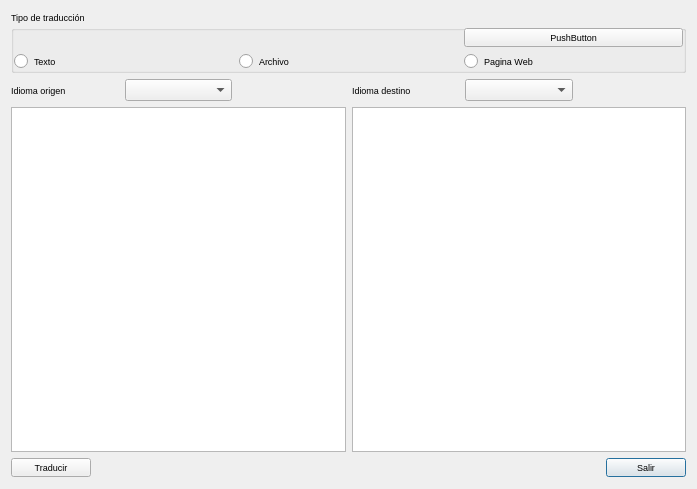
Old version of the form traductor.ui in the repository kapyderi/recoverdrake-v3.
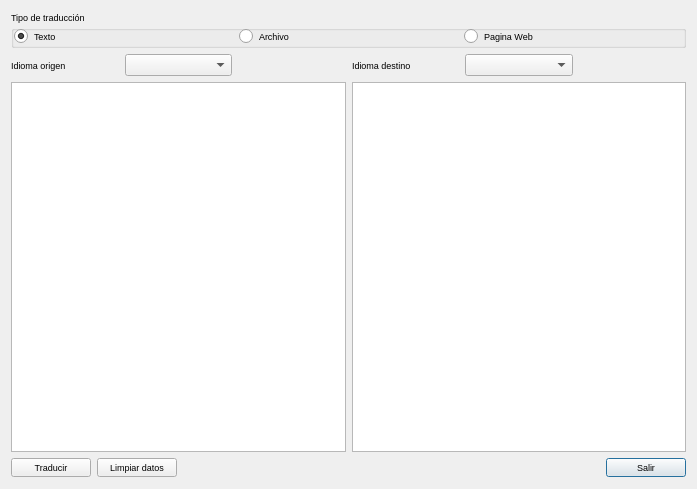
New version of the form. Icons and pictures are not drawn.

The edit to the form file:
```diff
--- a/traductor.ui
+++ b/traductor.ui
@@ -23,7 +23,7 @@
     <normaloff>:/Imagenes/traductor.png</normaloff>:/Imagenes/traductor.png</iconset>
   </property>
   <layout class="QGridLayout" name="gridLayout_2">
-   <item row="1" column="1">
+   <item row="2" column="2">
     <spacer name="horizontalSpacer">
      <property name="orientation">
       <enum>Qt::Horizontal</enum>
@@ -36,7 +36,7 @@
      </property>
     </spacer>
    </item>
-   <item row="1" column="3">
+   <item row="2" column="4">
     <widget class="QPushButton" name="pushButton_2">
      <property name="toolTip">
       <string>Nos vamos...</string>
@@ -62,7 +62,7 @@
      </property>
     </widget>
    </item>
-   <item row="1" column="0">
+   <item row="2" column="0">
     <widget class="QPushButton" name="pushButton">
      <property name="toolTip">
       <string>Traducir seleccion</string>
@@ -88,7 +88,7 @@
      </property>
     </widget>
    </item>
-   <item row="0" column="0" colspan="4">
+   <item row="0" column="0" colspan="5">
     <layout class="QGridLayout" name="gridLayout">
      <item row="0" column="0" colspan="6">
       <widget class="QGroupBox" name="groupBox">
@@ -108,34 +108,30 @@
         <property name="bottomMargin">
          <number>0</number>
         </property>
-        <item row="1" column="0">
+        <item row="0" column="0">
          <widget class="QRadioButton" name="radioButton">
           <property name="text">
            <string>Texto</string>
           </property>
+          <property name="checked">
+           <bool>true</bool>
+          </property>
          </widget>
         </item>
-        <item row="1" column="1">
+        <item row="0" column="1">
          <widget class="QRadioButton" name="radioButton_2">
           <property name="text">
            <string>Archivo</string>
           </property>
          </widget>
         </item>
-        <item row="1" column="2">
+        <item row="0" column="2">
          <widget class="QRadioButton" name="radioButton_3">
           <property name="text">
            <string>Pagina Web</string>
           </property>
          </widget>
         </item>
-        <item row="0" column="2">
-         <widget class="QPushButton" name="pushButton_3">
-          <property name="text">
-           <string>PushButton</string>
-          </property>
-         </widget>
-        </item>
        </layout>
       </widget>
      </item>
@@ -167,6 +163,29 @@
      </item>
     </layout>
    </item>
+   <item row="2" column="1">
+    <widget class="QPushButton" name="pushButton_3">
+     <property name="sizePolicy">
+      <sizepolicy hsizetype="Fixed" vsizetype="Fixed">
+       <horstretch>0</horstretch>
+       <verstretch>0</verstretch>
+      </sizepolicy>
+     </property>
+     <property name="text">
+      <string>Limpiar datos</string>
+     </property>
+     <property name="icon">
+      <iconset resource="recoverdrake.qrc">
+       <normaloff>:/Imagenes/borrar.png</normaloff>:/Imagenes/borrar.png</iconset>
+     </property>
+     <property name="iconSize">
+      <size>
+       <width>25</width>
+       <height>25</height>
+      </size>
+     </property>
+    </widget>
+   </item>
   </layout>
  </widget>
  <resources>
```
